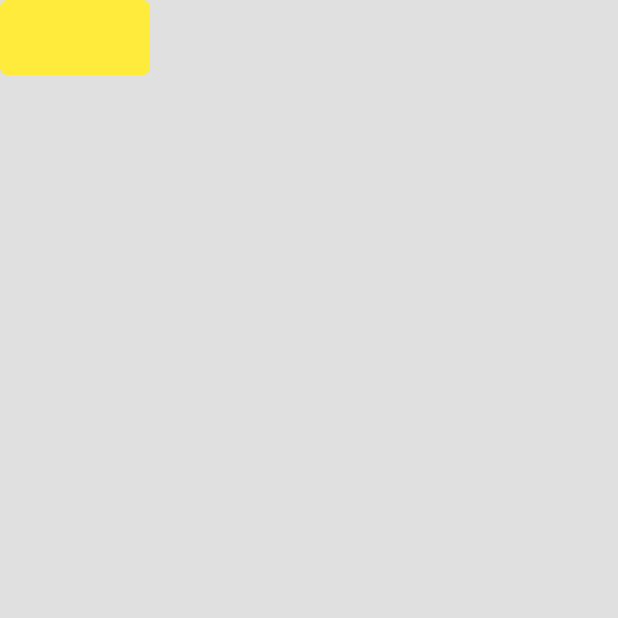
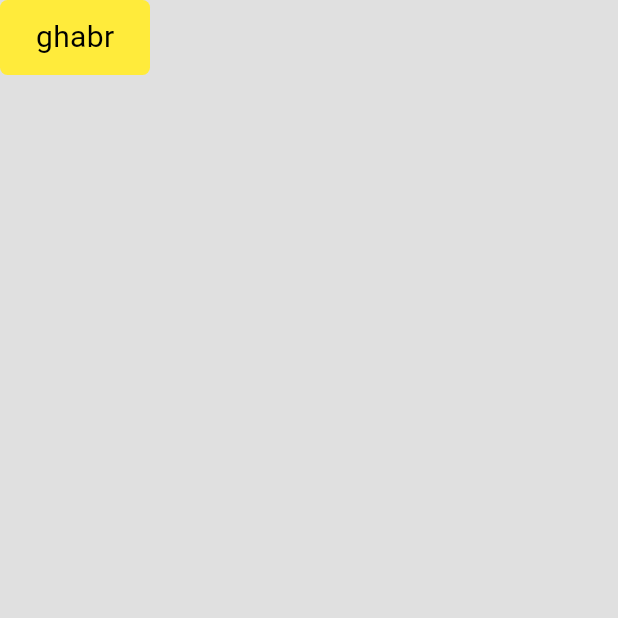
Before and after one commit to amirkenwood718/CodeWizards, a Flutter app: the screen it shows after launch, on a phone screen of 412 x 824 dp, the top half of it. Run offline on Flutter 3.47's test engine with Material 2 defaults, Android fonts, the phone set to English and light mode, and no system bars.

Commit message:
widget shodan color dokme widget shodan size font dokme

```diff
--- a/lib/screen/homepage.dart
+++ b/lib/screen/homepage.dart
@@ -1,4 +1,3 @@
-import 'package:codewizards/screen/page_2.dart';
 import 'package:codewizards/widget/dokme.dart';
 import 'package:flutter/material.dart';
 
@@ -10,19 +9,27 @@ class HomePage extends StatefulWidget {
 }
 
 class _HomePageState extends State<HomePage> {
-  bool onhover=false;
+  bool onhover = false;
 
   @override
   Widget build(BuildContext context) {
     return Scaffold(
-      backgroundColor: Colors.black12,
-      body:
-      Column(
-        children: [
-          //dokme
-          Dokme(onhover: onhover,title: "ghabr",colorPremary: Colors.red,colorSecondery: Colors.yellow,radiusMax: 20,radiusMin: 5),
-        ],
-      )
-    );
+        backgroundColor: Colors.black12,
+        body: Column(
+          children: [
+            //dokme
+            Dokme(
+                onhover: onhover,
+                title: "ghabr",
+                colorPremary: Colors.red,
+                colorSecondery: Colors.yellow,
+                radiusMax: 20,
+                radiusMin: 5,
+                fontSizeOne: 18,
+                fontSizeTwo: 20,
+                textColorOne: Colors.yellow,
+                textColorTwo: Colors.black),
+          ],
+        ));
   }
 }
--- a/lib/widget/dokme.dart
+++ b/lib/widget/dokme.dart
@@ -1,6 +1,7 @@
 import 'package:flutter/material.dart';
 
 import '../screen/page_2.dart';
+
 class Dokme extends StatefulWidget {
   bool onhover;
   String title;
@@ -8,7 +9,24 @@ class Dokme extends StatefulWidget {
   Color colorSecondery;
   double radiusMin;
   double radiusMax;
-  Dokme({Key? key, required this.onhover,required this.title,required this.colorPremary,required this.colorSecondery,required this.radiusMin,required this.radiusMax}) : super(key: key);
+  Color textColorOne;
+  Color textColorTwo;
+  double fontSizeOne;
+  double fontSizeTwo;
+
+  Dokme({
+    Key? key,
+    required this.onhover,
+    required this.title,
+    required this.colorPremary,
+    required this.colorSecondery,
+    required this.radiusMin,
+    required this.radiusMax,
+    required this.textColorOne,
+    required this.textColorTwo,
+    required this.fontSizeOne,
+    required this.fontSizeTwo,
+  }) : super(key: key);
 
   @override
   State<Dokme> createState() => _DokmeState();
@@ -20,23 +38,34 @@ class _DokmeState extends State<Dokme> {
     return AnimatedContainer(
       width: 100,
       height: 50,
-      decoration: BoxDecoration(color: widget.onhover==true?widget.colorPremary :widget.colorSecondery,borderRadius: widget.onhover==true?BorderRadius.circular(widget.radiusMax):BorderRadius.circular(widget.radiusMin)),
+      decoration: BoxDecoration(
+          color: widget.onhover == true
+              ? widget.colorPremary
+              : widget.colorSecondery,
+          borderRadius: widget.onhover == true
+              ? BorderRadius.circular(widget.radiusMax)
+              : BorderRadius.circular(widget.radiusMin)),
       duration: Duration(milliseconds: 500),
-      child:InkWell(
+      child: InkWell(
         borderRadius: BorderRadius.circular(50),
         onTap: () {
-          Route route=MaterialPageRoute(builder: (context)=>Page2());
-          Navigator.push(context,route);
+          Route route = MaterialPageRoute(builder: (context) => Page2());
+          Navigator.push(context, route);
         },
-        onHover:(value){
-          widget.onhover=value;
-          setState(() {
-
-          });
-        } ,
-        hoverColor:Colors.grey,
-        child: Center(child: Text(widget.title,style: TextStyle(color: widget.onhover?Colors.greenAccent:Colors.yellow,fontSize: widget.onhover==true?20:18),)),
-
+        onHover: (value) {
+          widget.onhover = value;
+          setState(() {});
+        },
+        hoverColor: Colors.grey,
+        child: Center(
+            child: Text(
+          widget.title,
+          style: TextStyle(
+              color: widget.onhover ? widget.textColorOne : widget.textColorTwo,
+              fontSize: widget.onhover == true
+                  ? widget.fontSizeOne
+                  : widget.fontSizeTwo),
+        )),
       ),
     );
   }
```
